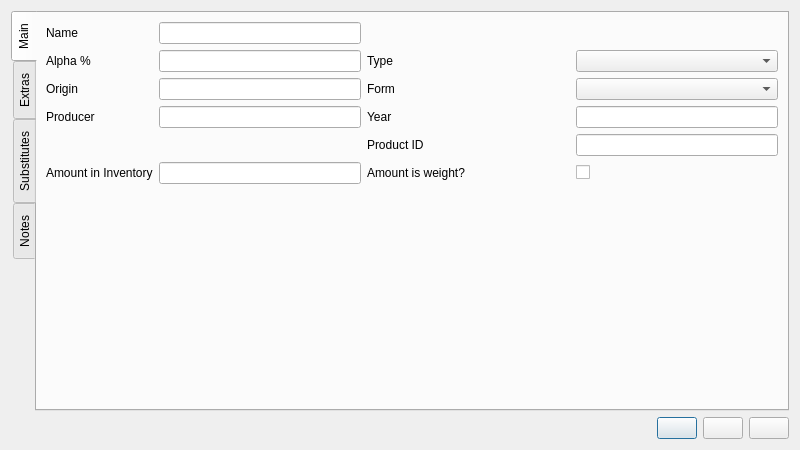
Above: ui/hopEditor.ui from Brewken/brewken before the change. Below: the same form after it.
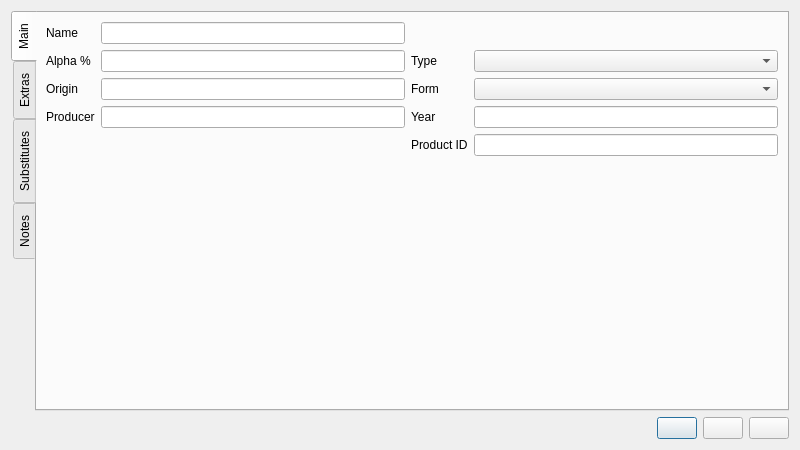
That is the form after the change. Icons and pictures are not drawn. Custom widgets are drawn as their Qt base class.

Commit message: Inventory fixes etc

```diff
--- a/ui/hopEditor.ui
+++ b/ui/hopEditor.ui
@@ -214,67 +214,6 @@
          </property>
         </widget>
        </item>
-       <item row="5" column="0">
-        <widget class="SmartLabel" name="label_inventory">
-         <property name="contextMenuPolicy">
-          <enum>Qt::CustomContextMenu</enum>
-         </property>
-         <property name="text">
-          <string>Amount in Inventory</string>
-         </property>
-         <property name="buddy">
-          <cstring>lineEdit_inventory</cstring>
-         </property>
-        </widget>
-       </item>
-       <item row="5" column="1">
-        <widget class="SmartLineEdit" name="lineEdit_inventory">
-         <property name="sizePolicy">
-          <sizepolicy hsizetype="Expanding" vsizetype="Fixed">
-           <horstretch>0</horstretch>
-           <verstretch>0</verstretch>
-          </sizepolicy>
-         </property>
-         <property name="toolTip">
-          <string>Amount in inventory</string>
-         </property>
-        </widget>
-       </item>
-       <item row="5" column="2">
-        <widget class="QLabel" name="label_amountIsWeight">
-         <property name="sizePolicy">
-          <sizepolicy hsizetype="Expanding" vsizetype="Preferred">
-           <horstretch>0</horstretch>
-           <verstretch>0</verstretch>
-          </sizepolicy>
-         </property>
-         <property name="toolTip">
-          <string>Check it if the amount listed is in kg instead of L.</string>
-         </property>
-         <property name="text">
-          <string>Amount is weight?</string>
-         </property>
-         <property name="buddy">
-          <cstring>checkBox_amountIsWeight</cstring>
-         </property>
-        </widget>
-       </item>
-       <item row="5" column="3">
-        <widget class="SmartCheckBox" name="checkBox_amountIsWeight">
-         <property name="sizePolicy">
-          <sizepolicy hsizetype="Minimum" vsizetype="Fixed">
-           <horstretch>0</horstretch>
-           <verstretch>0</verstretch>
-          </sizepolicy>
-         </property>
-         <property name="toolTip">
-          <string>Checked if the given amount is weight instead of volume</string>
-         </property>
-         <property name="text">
-          <string/>
-         </property>
-        </widget>
-       </item>
        <item row="7" column="0">
         <spacer name="verticalSpacer">
          <property name="orientation">
```
Left out of the diff: 1 changed line with no effect on the pictures. The commit also changes 102 other files.
